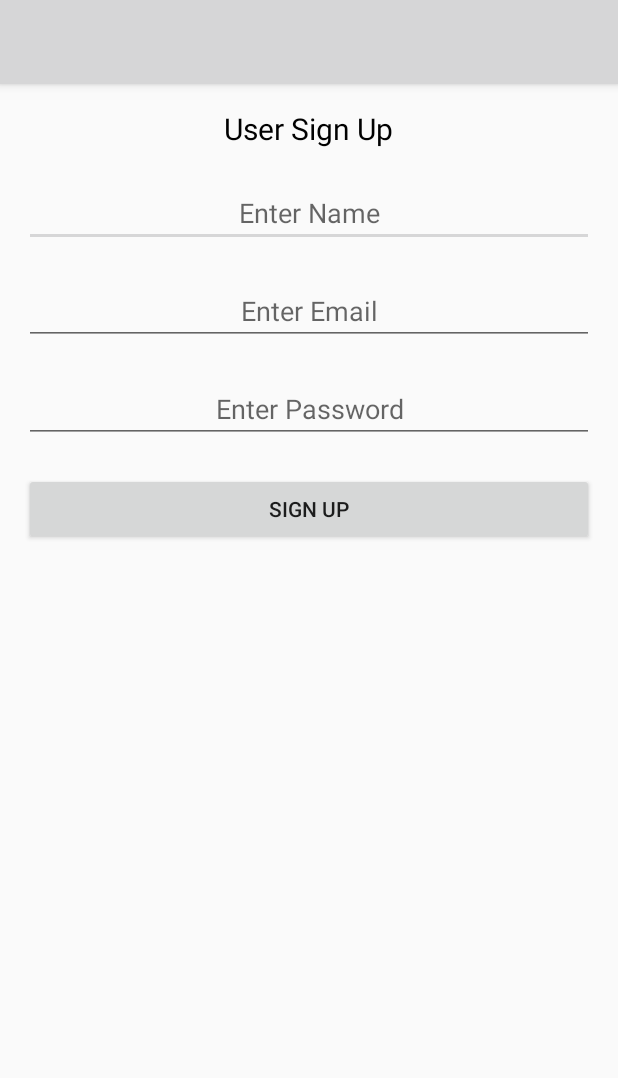
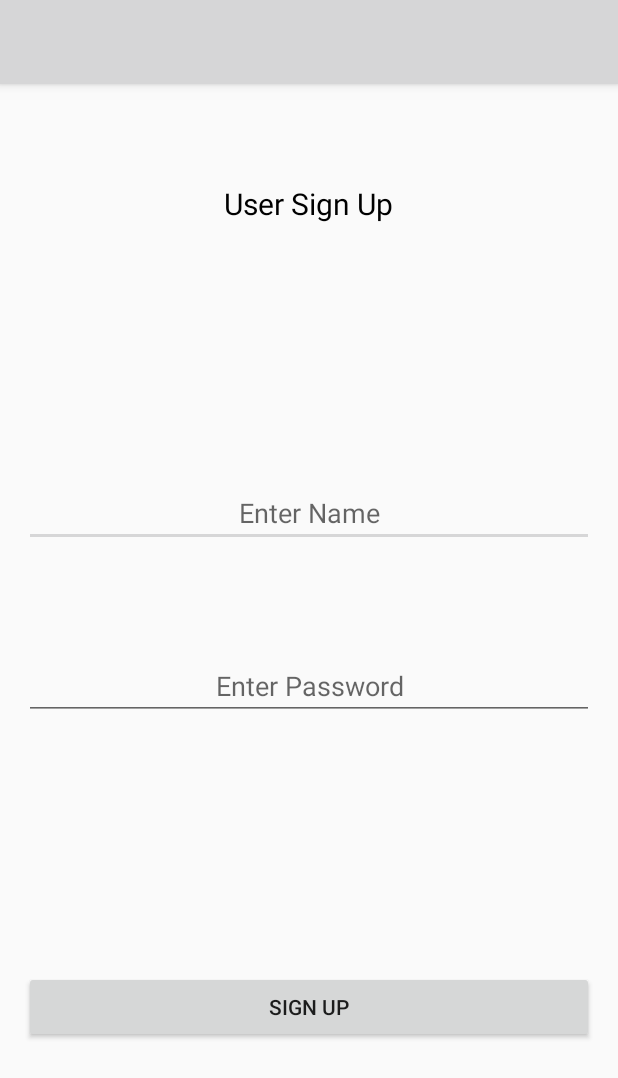
Before and after one commit to SunYe1234/edf-app-of-reading-pdf, an Android app: the RegisterActivity screen opened directly, with no data from a screen before it, after a tap on "SIGN UP", on a phone screen of 412 x 824 dp. Shown: the top 1078 px of the screen. Run offline under Robolectric (Android 15) with nearby library versions, the phone set to English and light mode, and no system bars.

Commit message:
login&signup&logout&delete account built in

```diff
--- a/app/src/main/java/cn/xiaolong/pdfiumpdfviewer/MainActivity.java
+++ b/app/src/main/java/cn/xiaolong/pdfiumpdfviewer/MainActivity.java
@@ -156,8 +156,9 @@ public class MainActivity extends AppCompatActivity {
             Intent intent = new Intent(MainActivity.this, showDireActivity.class);
 
             // Sending Email to Dashboard Activity using intent.
-            intent.putExtra(userName,UserName );
-
+            intent.putExtra("userName",UserName );
+            intent.setClass(this,showDireActivity.class);
+            intent.setFlags(Intent.FLAG_ACTIVITY_CLEAR_TOP);
             startActivity(intent);
 
 
--- a/app/src/main/java/cn/xiaolong/pdfiumpdfviewer/loginSignup/RegisterActivity.java
+++ b/app/src/main/java/cn/xiaolong/pdfiumpdfviewer/loginSignup/RegisterActivity.java
@@ -1,6 +1,7 @@
 package cn.xiaolong.pdfiumpdfviewer.loginSignup;
 
 import android.content.Context;
+import android.content.Intent;
 import android.database.Cursor;
 import android.database.sqlite.SQLiteDatabase;
 import android.os.Bundle;
@@ -11,6 +12,7 @@ import android.widget.Button;
 import android.widget.EditText;
 import android.widget.Toast;
 
+import cn.xiaolong.pdfiumpdfviewer.MainActivity;
 import cn.xiaolong.pdfiumpdfviewer.R;
 //import com.example.shiva.loginsignup.RegisterActivity
 
@@ -19,7 +21,7 @@ public class RegisterActivity extends AppCompatActivity {
     //public static boolean NameHolder;
     EditText Email, Password, Name ;
     Button Register;
-    String NameHolder, EmailHolder, PasswordHolder;
+    String NameHolder, PasswordHolder;
     Boolean EditTextEmptyHolder;
     SQLiteDatabase sqLiteDatabaseObj;
     String SQLiteDataBaseQueryHolder ;
@@ -106,6 +108,7 @@ public class RegisterActivity extends AppCompatActivity {
 
             // Printing toast message after done inserting.
             Toast.makeText(RegisterActivity.this,"User Registered Successfully", Toast.LENGTH_LONG).show();
+            goBackToLoginPage();
 
         }
         // This block will execute if any of the registration EditText is empty.
@@ -118,12 +121,32 @@ public class RegisterActivity extends AppCompatActivity {
 
     }
 
+    // delete data in the SQLite database .
+    public  void DeleteDataInSQLiteDatabase(){
+
+
+        // SQLite query to insert data into table.
+        SQLiteDataBaseQueryHolder = "DELETE FROM "+SQLiteHelper.TABLE_NAME+" WHERE "+SQLiteHelper.Table_Column_1_Name+" = '"+NameHolder+"';";
+
+        // Executing query.
+        sqLiteDatabaseObj.execSQL(SQLiteDataBaseQueryHolder);
+
+        // Closing SQLite database object.
+        sqLiteDatabaseObj.close();
+
+        // Printing toast message after done inserting.
+        Toast.makeText(RegisterActivity.this,"User deleted Successfully", Toast.LENGTH_LONG).show();
+
+
+
+    }
+
+
     // Empty edittext after done inserting process method.
     public void EmptyEditTextAfterDataInsert(){
 
         Name.getText().clear();
 
-        Email.getText().clear();
 
         Password.getText().clear();
 
@@ -134,10 +157,9 @@ public class RegisterActivity extends AppCompatActivity {
 
         // Getting value from All EditText and storing into String Variables.
         NameHolder = Name.getText().toString() ;
-        EmailHolder = Email.getText().toString();
         PasswordHolder = Password.getText().toString();
 
-        if(TextUtils.isEmpty(NameHolder) || TextUtils.isEmpty(EmailHolder) || TextUtils.isEmpty(PasswordHolder)){
+        if(TextUtils.isEmpty(NameHolder)  || TextUtils.isEmpty(PasswordHolder)){
 
             EditTextEmptyHolder = false ;
 
@@ -199,4 +221,10 @@ public class RegisterActivity extends AppCompatActivity {
 
     }
 
+    private void goBackToLoginPage()
+    {
+        Intent intent = new Intent(this, MainActivity.class);
+        startActivity(intent);
+    }
+
 }
--- a/app/src/main/java/cn/xiaolong/pdfiumpdfviewer/loginSignup/SQLiteHelper.java
+++ b/app/src/main/java/cn/xiaolong/pdfiumpdfviewer/loginSignup/SQLiteHelper.java
@@ -7,6 +7,7 @@ package cn.xiaolong.pdfiumpdfviewer.loginSignup;
 import android.content.Context;
 import android.database.sqlite.SQLiteDatabase;
 import android.database.sqlite.SQLiteOpenHelper;
+import android.widget.Toast;
 
 public class SQLiteHelper extends SQLiteOpenHelper {
 
@@ -44,4 +45,8 @@ public class SQLiteHelper extends SQLiteOpenHelper {
 
     }
 
+
+
+
+
 }
--- a/app/src/main/res/layout/activity_register.xml
+++ b/app/src/main/res/layout/activity_register.xml
@@ -19,53 +19,52 @@
         android:gravity="center"
         android:text="User Sign Up"
         android:textColor="#000"
+        android:layout_marginTop="50dp"
         android:textSize="20dp" />
 
     <EditText
+        android:id="@+id/editName"
         android:layout_width="fill_parent"
         android:layout_height="wrap_content"
+        android:layout_below="@+id/textView"
+        android:layout_marginTop="170dp"
+        android:ems="10"
+        android:gravity="center"
+        android:hint="Enter Name"
         android:inputType="textEmailAddress"
-        android:hint="Enter Name"
-        android:textColor="#000"
-        android:ems="10"
-        android:layout_below="@+id/textView"
-        android:layout_centerHorizontal="true"
-        android:layout_marginTop="20dp"
-        android:id="@+id/editName"
-        android:gravity="center"/>
+        android:textColor="#000" />
+
+    <!--<EditText-->
+        <!--android:layout_width="fill_parent"-->
+        <!--android:layout_height="wrap_content"-->
+        <!--android:inputType="textEmailAddress"-->
+        <!--android:hint="Enter Email"-->
+        <!--android:textColor="#000"-->
+        <!--android:ems="10"-->
+        <!--android:layout_below="@+id/editName"-->
+        <!--android:layout_centerHorizontal="true"-->
+        <!--android:layout_marginTop="20dp"-->
+        <!--android:id="@+id/editEmail"-->
+        <!--android:gravity="center"/>-->
 
     <EditText
+        android:id="@+id/editPassword"
         android:layout_width="fill_parent"
         android:layout_height="wrap_content"
-        android:inputType="textEmailAddress"
-        android:hint="Enter Email"
-        android:textColor="#000"
+        android:layout_below="@+id/editName"
+        android:layout_marginTop="70dp"
         android:ems="10"
-        android:layout_below="@+id/editName"
-        android:layout_centerHorizontal="true"
-        android:layout_marginTop="20dp"
-        android:id="@+id/editEmail"
-        android:gravity="center"/>
-
-    <EditText
-        android:layout_width="fill_parent"
-        android:layout_height="wrap_content"
+        android:gravity="center"
+        android:hint="Enter Password"
         android:inputType="textPassword"
-        android:hint="Enter Password"
-        android:textColor="#000"
-        android:ems="10"
-        android:layout_below="@+id/editEmail"
-        android:layout_centerHorizontal="true"
-        android:layout_marginTop="20dp"
-        android:id="@+id/editPassword"
-        android:gravity="center"/>
+        android:textColor="#000" />
 
     <Button
         android:id="@+id/buttonRegister"
         android:layout_width="fill_parent"
         android:layout_height="wrap_content"
         android:layout_below="@+id/editPassword"
-        android:layout_marginTop="20dp"
+        android:layout_marginTop="167dp"
         android:text="SIGN UP" />
 
 </RelativeLayout>
```
Also changed, not shown: app/src/main/java/cn/xiaolong/pdfiumpdfviewer/loginSignup/DashboardActivity.java (+25 -4 lines), app/src/main/java/cn/xiaolong/pdfiumpdfviewer/showDireActivity.java (+55 -5 lines), app/src/main/res/layout/activity_main.xml (+13 -14 lines), 29 other files.
